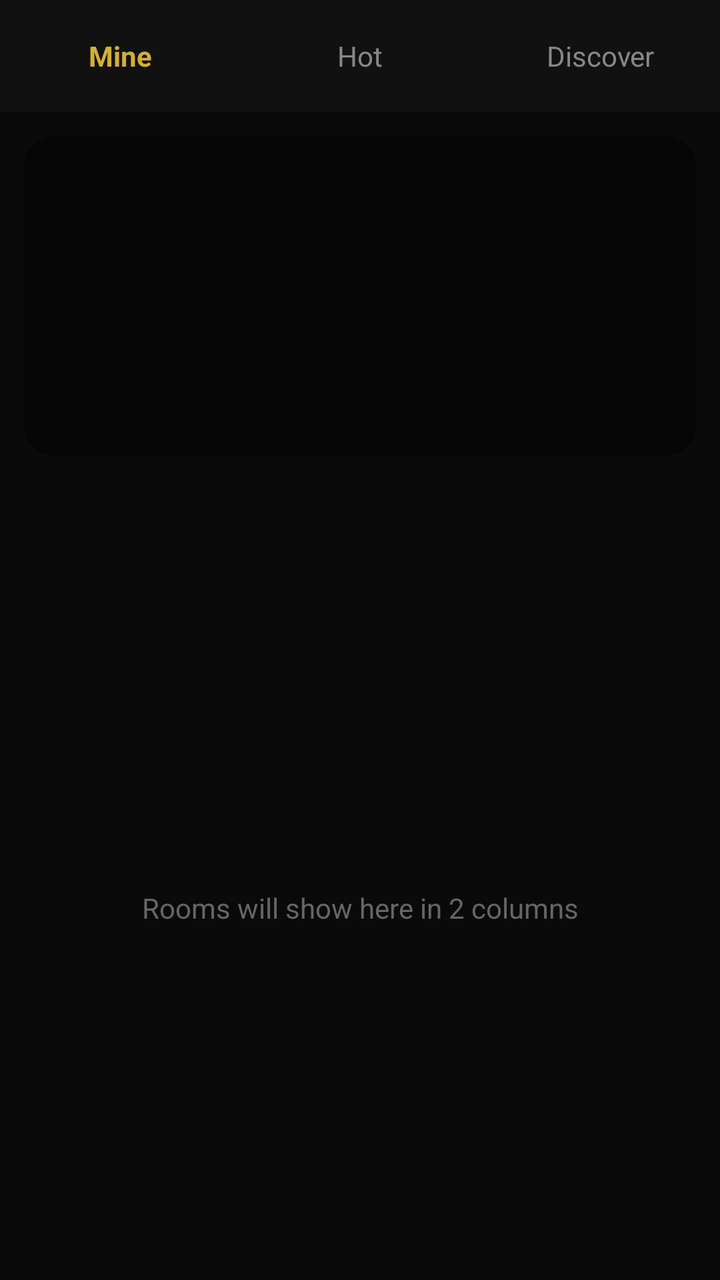
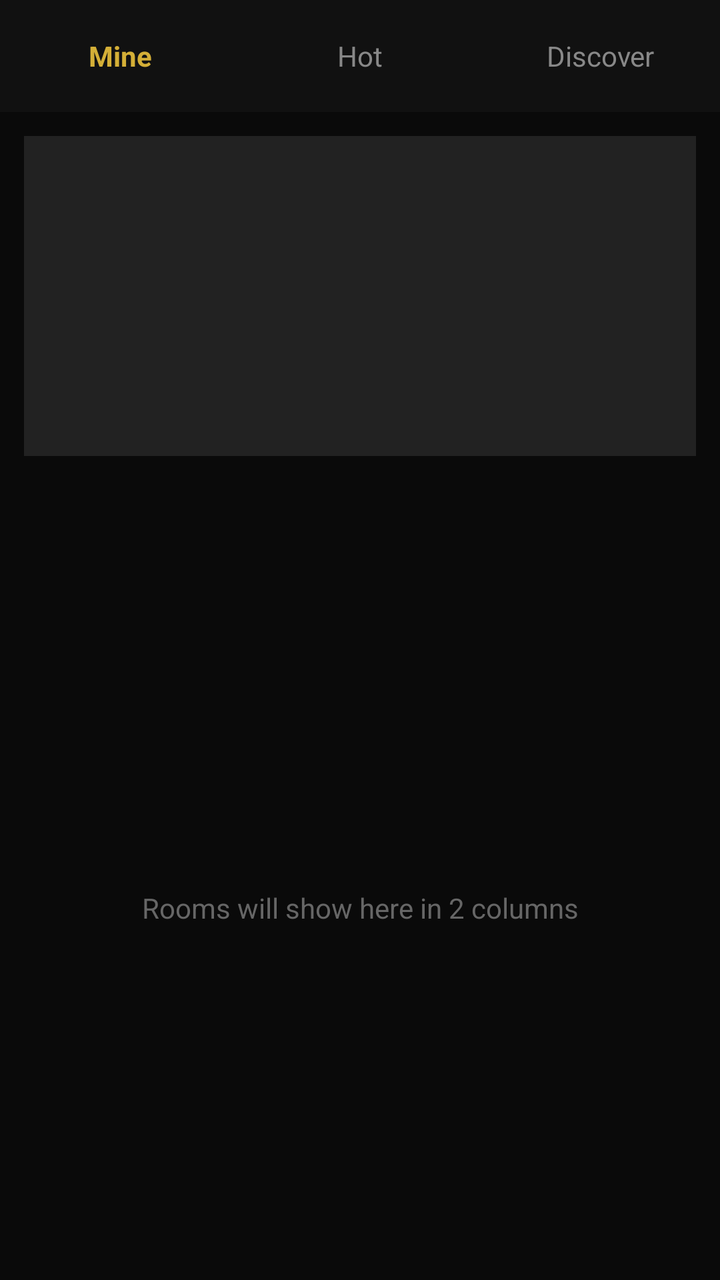

Compare the two renders of this Android layout. The source of the first and the diff that turns it into the second are given below.
<!-- AndroidManifest.xml: application theme Theme.AppCompat.DayNight.NoActionBar -->
<!-- res/layout/activity_main.xml -->
<?xml version="1.0" encoding="utf-8"?>
<LinearLayout xmlns:android="http://schemas.android.com/apk/res/android"
    android:layout_width="match_parent"
    android:layout_height="match_parent"
    android:background="#0A0A0A"
    android:orientation="vertical">

    <LinearLayout android:layout_width="match_parent" android:layout_height="56dp" android:orientation="horizontal" android:gravity="center" android:background="#111111">
        <TextView android:layout_width="0dp" android:layout_height="wrap_content" android:layout_weight="1" android:text="Mine" android:textColor="#D4AF37" android:textStyle="bold" android:gravity="center"/>
        <TextView android:layout_width="0dp" android:layout_height="wrap_content" android:layout_weight="1" android:text="Hot" android:textColor="#888888" android:gravity="center"/>
        <TextView android:layout_width="0dp" android:layout_height="wrap_content" android:layout_weight="1" android:text="Discover" android:textColor="#888888" android:gravity="center"/>
    </LinearLayout>

    <View android:layout_width="match_parent" android:layout_height="160dp" android:layout_margin="12dp" android:background="@drawable/rounded_bg" />

    <HorizontalScrollView android:layout_width="match_parent" android:layout_height="wrap_content">
        <LinearLayout android:layout_width="wrap_content" android:layout_height="wrap_content" android:orientation="horizontal" android:padding="8dp">
            <TextView android:text="Family" android:layout_margin="6dp" android:background="@drawable/rounded_bg" android:padding="12dp" android:textColor="#D4AF37"/>
            <TextView android:text="CP" android:layout_margin="6dp" android:background="@drawable/rounded_bg" android:padding="12dp" android:textColor="white"/>
            <TextView android:text="Weekly Star" android:layout_margin="6dp" android:background="@drawable/rounded_bg" android:padding="12dp" android:textColor="white"/>
            <TextView android:text="Best" android:layout_margin="6dp" android:background="@drawable/rounded_bg" android:padding="12dp" android:textColor="white"/>
            <TextView android:text="New" android:layout_margin="6dp" android:background="@drawable/rounded_bg" android:padding="12dp" android:textColor="white"/>
        </LinearLayout>
    </HorizontalScrollView>

    <TextView android:layout_width="match_parent" android:layout_height="match_parent" android:text="Rooms will show here in 2 columns" android:textColor="#666666" android:gravity="center"/>

</LinearLayout>
<!-- resources referenced by this layout -->
<resources>
  <!-- drawable rounded_bg (drawable) -->
  <?xml version="1.0" encoding="utf-8"?>
  <shape xmlns:android="http://schemas.android.com/apk/res/android"
      android:shape="rectangle">
      <solid android:color="#80000000"/>
      <corners android:radius="16dp"/>
  </shape>
</resources>

<!-- the commit's change to res/layout/activity_main.xml (unified diff, before → after) -->
@@ -11,15 +11,15 @@
         <TextView android:layout_width="0dp" android:layout_height="wrap_content" android:layout_weight="1" android:text="Discover" android:textColor="#888888" android:gravity="center"/>
     </LinearLayout>
 
-    <View android:layout_width="match_parent" android:layout_height="160dp" android:layout_margin="12dp" android:background="@drawable/rounded_bg" />
+    <View android:layout_width="match_parent" android:layout_height="160dp" android:layout_margin="12dp" android:background="#222222" />
 
     <HorizontalScrollView android:layout_width="match_parent" android:layout_height="wrap_content">
         <LinearLayout android:layout_width="wrap_content" android:layout_height="wrap_content" android:orientation="horizontal" android:padding="8dp">
-            <TextView android:text="Family" android:layout_margin="6dp" android:background="@drawable/rounded_bg" android:padding="12dp" android:textColor="#D4AF37"/>
-            <TextView android:text="CP" android:layout_margin="6dp" android:background="@drawable/rounded_bg" android:padding="12dp" android:textColor="white"/>
-            <TextView android:text="Weekly Star" android:layout_margin="6dp" android:background="@drawable/rounded_bg" android:padding="12dp" android:textColor="white"/>
-            <TextView android:text="Best" android:layout_margin="6dp" android:background="@drawable/rounded_bg" android:padding="12dp" android:textColor="white"/>
-            <TextView android:text="New" android:layout_margin="6dp" android:background="@drawable/rounded_bg" android:padding="12dp" android:textColor="white"/>
+            <TextView android:text="Family" android:layout_margin="6dp" android:background="#222222" android:padding="12dp" android:textColor="#D4AF37"/>
+            <TextView android:text="CP" android:layout_margin="6dp" android:background="#222222" android:padding="12dp" android:textColor="#FFFFFF"/>
+            <TextView android:text="Weekly Star" android:layout_margin="6dp" android:background="#222222" android:padding="12dp" android:textColor="#FFFFFF"/>
+            <TextView android:text="Best" android:layout_margin="6dp" android:background="#222222" android:padding="12dp" android:textColor="#FFFFFF"/>
+            <TextView android:text="New" android:layout_margin="6dp" android:background="#222222" android:padding="12dp" android:textColor="#FFFFFF"/>
         </LinearLayout>
     </HorizontalScrollView>
 
<!-- resource entries referenced after the edit -->
@@ -1,11 +1,5 @@
 <!-- resources referenced by this layout -->
 <resources>
-  <!-- drawable rounded_bg (drawable) -->
-  <?xml version="1.0" encoding="utf-8"?>
-  <shape xmlns:android="http://schemas.android.com/apk/res/android"
-      android:shape="rectangle">
-      <solid android:color="#80000000"/>
-      <corners android:radius="16dp"/>
-  </shape>
+
 </resources>
 
